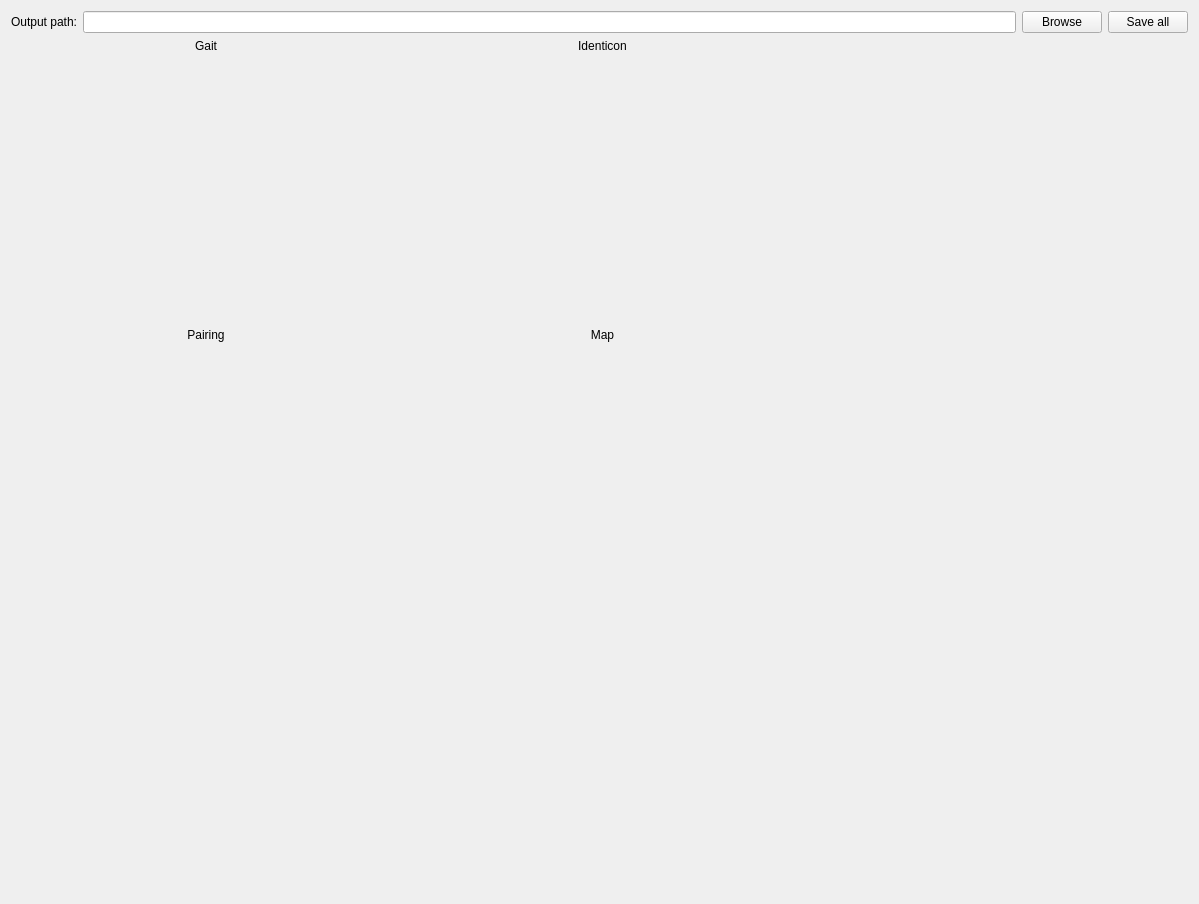
mrdeveloperdude/OctoMY, file src/libs/libwidgets/illustration/WidgetIllustrationEditor.ui: the form before one commit.
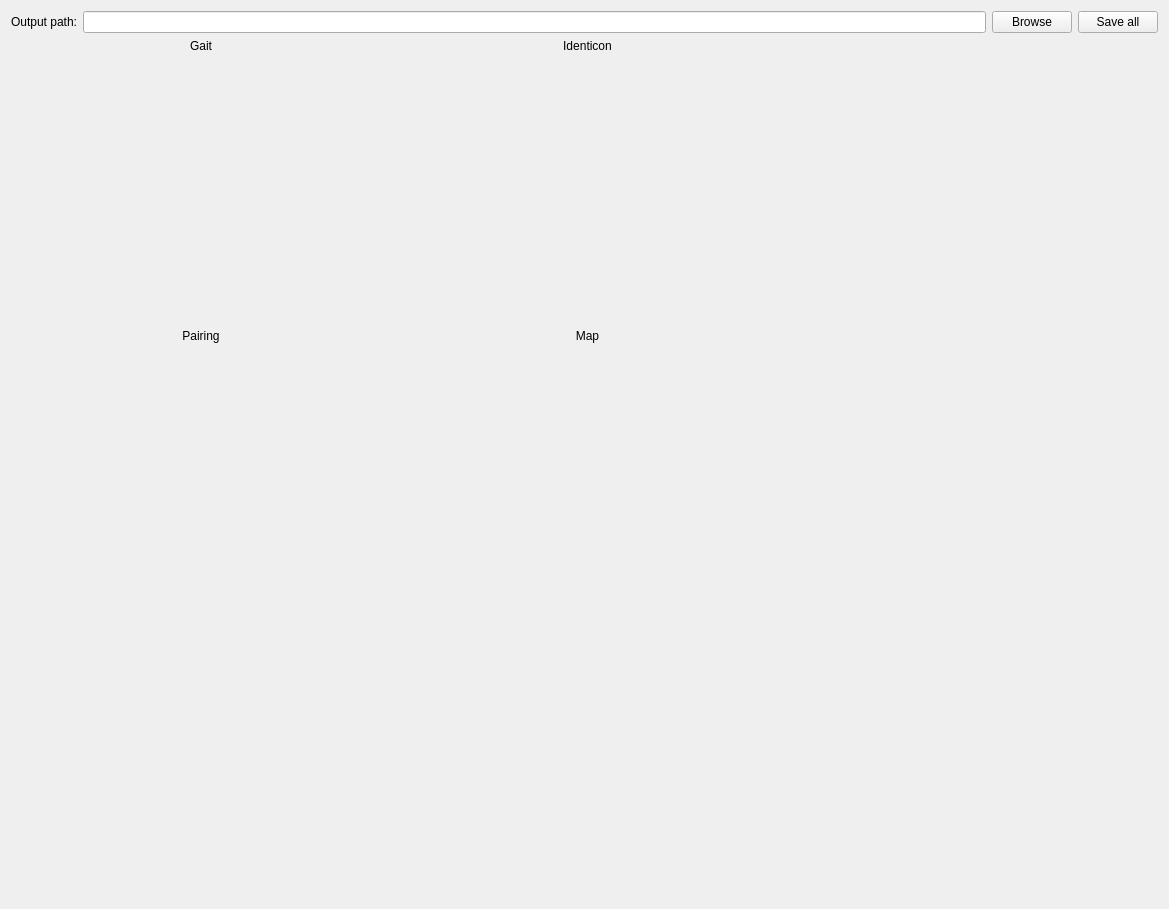
The form after the commit. Custom widgets are drawn as their Qt base class.

What changed in the file:
```diff
--- a/src/libs/libwidgets/illustration/WidgetIllustrationEditor.ui
+++ b/src/libs/libwidgets/illustration/WidgetIllustrationEditor.ui
@@ -6,8 +6,8 @@
    <rect>
     <x>0</x>
     <y>0</y>
-    <width>1199</width>
-    <height>904</height>
+    <width>1169</width>
+    <height>909</height>
    </rect>
   </property>
   <property name="windowTitle">
```
